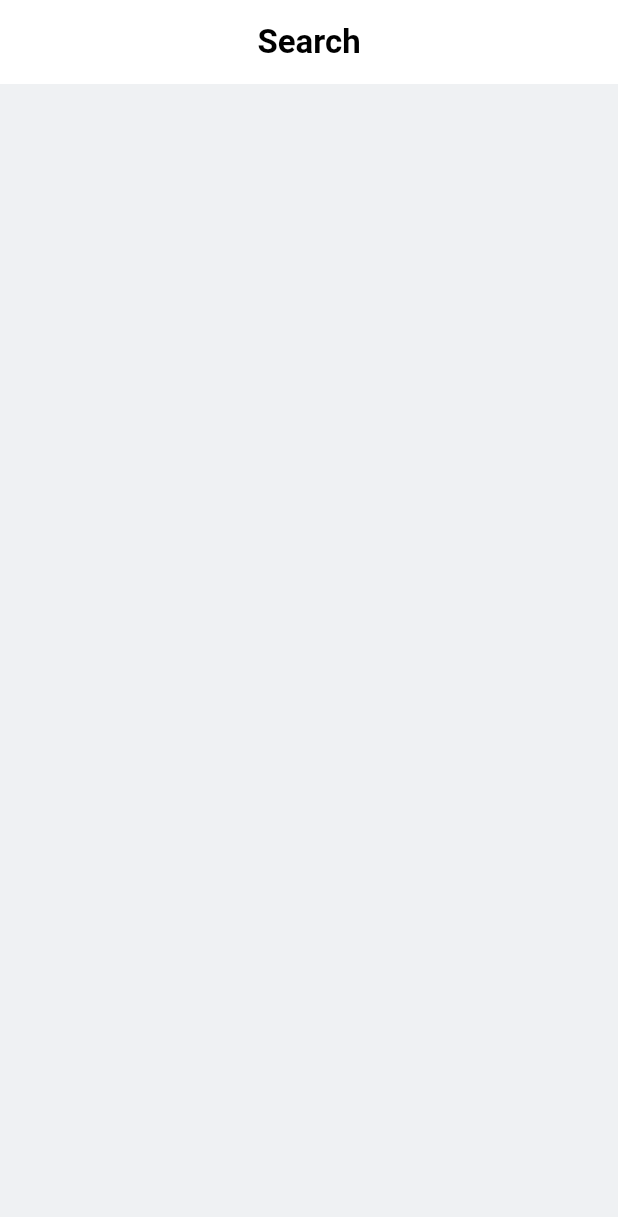
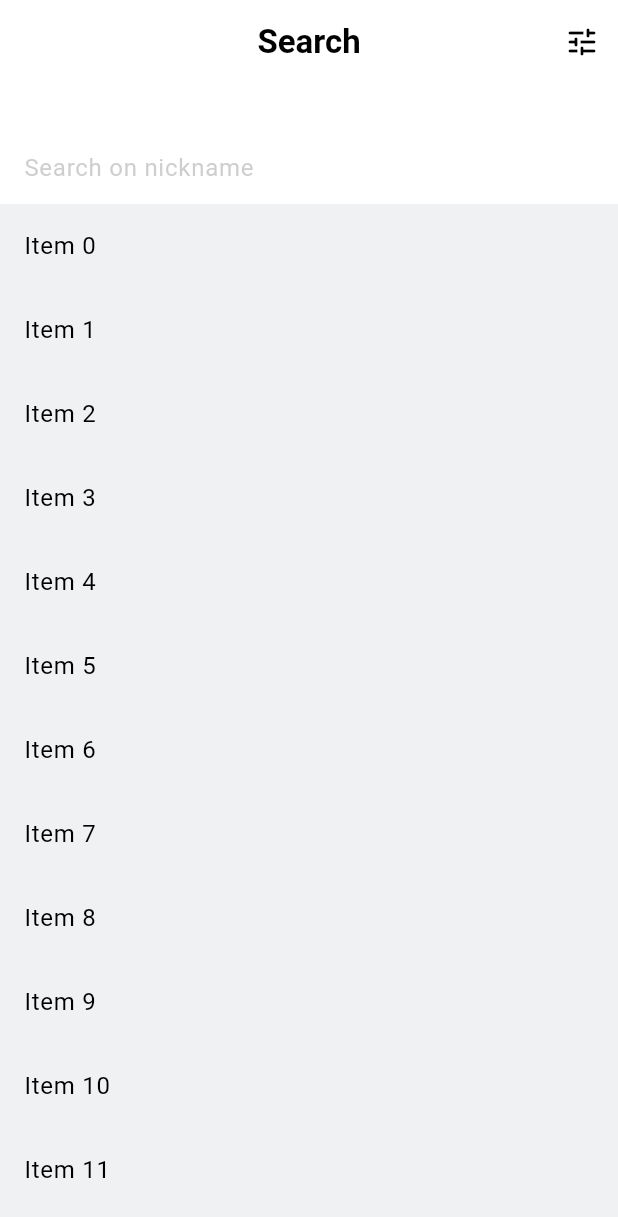
Before and after one commit to EgorSborschikov/Interest, a Flutter app: the SearchPage screen opened directly, on a phone screen of 412 x 824 dp. Shown: the top 1217 px of the screen. Run offline on Flutter 3.47's test engine with Material 3 defaults, Android fonts, the light colour scheme and no system bars; our stand-ins replace device_preview, shared_preferences, supabase_flutter, talker_flutter; accounts and stored records are empty; generated files the repository leaves out were written again.

Commit message:
add sliver appbar for search page layout

```diff
--- a/mobile/interest/lib/features/home/view/home_page.dart
+++ b/mobile/interest/lib/features/home/view/home_page.dart
@@ -83,9 +83,9 @@ class _HomePageState extends State<HomePage> {
           ),
           BottomNavigationBarItem(
             icon: theme.isMaterial
-            ? const Icon(CupertinoIcons.gear)
+            ? const Icon(Icons.construction)
             : Icon(CupertinoIcons.settings_solid),
-            label: AppLocalizations.of(context)!.profile
+            label: AppLocalizations.of(context)!.settings
           ),
         ],
         onSelect: _onSelect,
--- a/mobile/interest/lib/features/search/view/search_page.dart
+++ b/mobile/interest/lib/features/search/view/search_page.dart
@@ -1,25 +1,28 @@
 import 'package:flutter/material.dart';
-import '../../../ui/components/platform/platform_app_bar.dart';
-import 'package:flutter_gen/gen_l10n/app_localizations.dart';
+import 'package:interest/ui/components/platform/platform.dart';
 
 class SearchPage extends StatelessWidget{
+  const SearchPage({super.key});
 
   @override
   Widget build(BuildContext context) {
     return Scaffold(
-      appBar: PlatformAppBar(
-        title: AppLocalizations.of(context)!.search,
-      ),
-      body: SafeArea(
-        child: Padding(
-          padding: const EdgeInsets.symmetric(horizontal: 16.0),
-          child: SingleChildScrollView(
-            child: Column(
-
+      body: CustomScrollView(
+        slivers: <Widget>[
+          PlatformSearchSliverAppBar(),
+          SliverList(
+            delegate: SliverChildBuilderDelegate(
+              (BuildContext context, int index) {
+                // Здесь вы можете добавить элементы списка для отображения результатов поиска
+                return ListTile(
+                  title: Text('Item $index'),
+                );
+              },
+              childCount: 20, // Количество элементов в списке
             ),
           ),
-        ),
-      ),
+        ],
+      )
     );
   }
 }
--- a/mobile/interest/lib/l10n/app_en.arb
+++ b/mobile/interest/lib/l10n/app_en.arb
@@ -43,5 +43,7 @@
     "logs" : "System messages",
     "allowNotify" : "Allow notifications?",
     "inviteUsers" : "Invite users",
-    "technicalSupports" : "Technical supports"
+    "technicalSupports" : "Technical supports",
+    "searchOnNickname" : "Search on nickname",
+    "ready" : "Done"
 }
--- a/mobile/interest/lib/l10n/app_ru.arb
+++ b/mobile/interest/lib/l10n/app_ru.arb
@@ -43,5 +43,7 @@
     "logs" : "Системные сообщения",
     "allowNotify" : "Разрешить уведомления?",
     "inviteUsers" : "Пригласить пользователей",
-    "technicalSupports" : "Техническая поддержка"
+    "technicalSupports" : "Техническая поддержка",
+    "searchOnNickname" : "Поиск по никнейму",
+    "ready" : "Готово"
 }
--- a/mobile/interest/lib/main.dart
+++ b/mobile/interest/lib/main.dart
@@ -1,5 +1,6 @@
 import 'package:device_preview/device_preview.dart';
 import 'package:flutter/material.dart';
+import 'package:interest/features/home/home.dart';
 import 'package:interest/l10n/locale_provider.dart';
 import 'package:interest/services/supabase/auth_gate.dart';
 import 'package:interest/ui/themes/themes.dart';
--- a/mobile/interest/lib/ui/components/platform/platform.dart
+++ b/mobile/interest/lib/ui/components/platform/platform.dart
@@ -8,3 +8,5 @@ export 'platform_settings_options_tile.dart';
 export 'platform_switch.dart';
 export 'platform_language_drop.dart';
 export 'platform_drop_down.dart';
+export 'platform_search_sliver_app_bar.dart';
+export 'platform_search_text_field.dart';
--- /dev/null
+++ b/mobile/interest/lib/ui/components/platform/platform_search_text_field.dart
@@ -0,0 +1,86 @@
+import 'package:flutter/cupertino.dart';
+import 'package:flutter/material.dart';
+import 'package:interest/ui/themes/themes.dart';
+import 'package:flutter_gen/gen_l10n/app_localizations.dart';
+
+class PlatformSearchTextField extends StatefulWidget{
+  final TextEditingController controller;
+  final ValueChanged<String?> onSubmitted;
+  final VoidCallback? onEditingComplete;
+  final VoidCallback? onClearTap;
+
+  const PlatformSearchTextField({super.key, required this.controller, required this.onSubmitted, this.onEditingComplete, this.onClearTap});
+
+  @override
+  State<PlatformSearchTextField> createState() => _PlatformSearchTextFieldState();
+}
+
+class _PlatformSearchTextFieldState extends State<PlatformSearchTextField> {
+  var _showSuffix = false;
+
+  @override
+  Widget build(BuildContext context) {
+    final theme = Theme.of(context);
+
+    return Focus(
+      onFocusChange: (value) => _onFocusChanged(value),
+      child: theme.isMaterial
+        ? TextField(
+            controller: widget.controller,
+            textInputAction: TextInputAction.search,
+            onSubmitted: widget.onSubmitted,
+            onEditingComplete: widget.onEditingComplete,
+            decoration: InputDecoration(
+              hintText: AppLocalizations.of(context)!.searchOnNickname,
+              hintStyle: TextStyle(
+                color: Colors.grey.withOpacity(0.5),
+                fontWeight: FontWeight.w400,
+              ),
+              contentPadding: const EdgeInsets.symmetric(
+                horizontal: 12,
+              ),
+              enabledBorder: const OutlineInputBorder(
+                borderSide: BorderSide.none
+              ),
+              border: const OutlineInputBorder(
+                borderSide: BorderSide.none
+              ),
+              suffixIcon: _showSuffix
+                ? IconButton(
+                    onPressed: _clearText,
+                    icon: Icon(Icons.close, size: 22),
+                  )
+                : null
+            ),
+          )
+        : CupertinoSearchTextField(
+            controller: widget.controller,
+            onSubmitted: widget.onSubmitted,
+            placeholder: AppLocalizations.of(context)!.searchOnNickname,
+            placeholderStyle: TextStyle(
+              color: CupertinoColors.label,
+              fontWeight: FontWeight.w400,
+            ),
+            prefixIcon: Icon(CupertinoIcons.search),
+            suffixIcon: Icon(CupertinoIcons.clear_thick),
+            onSuffixTap: () {
+              widget.controller.clear();
+              FocusManager.instance.primaryFocus?.unfocus();
+            },
+            suffixMode: OverlayVisibilityMode.editing,
+          ),
+    );
+  }
+
+  void _clearText(){
+    widget.controller.clear();
+    widget.onClearTap?.call();
+  }
+
+  void _onFocusChanged(bool value){
+    if (!value && widget.controller.text.isNotEmpty){
+      return;
+    }
+    setState(() => _showSuffix = value);
+  }
+}
```
Also changed, not shown: mobile/interest/lib/ui/components/platform/platform_search_sliver_app_bar.dart (added, +110 -0 lines), mobile/interest/lib/ui/components/platform/platform_settings_options_tile.dart (+36 -4 lines).
